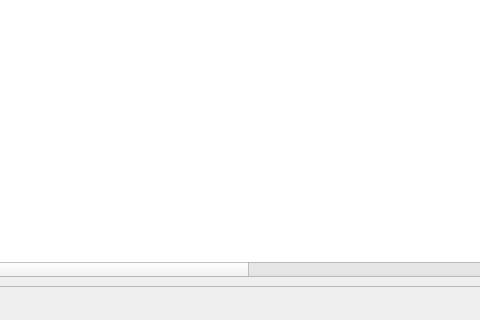
Qt form Interfaces/Cameras.ui (buraketmen/LicencePlateProject) before a commit; both pictures show x 257 to 737 and y 329 to 649 of the 1022 by 649 pixel window.
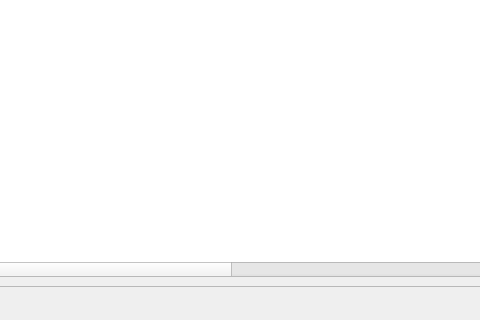
The same form after that commit.

What changed in the file:
```diff
--- a/Interfaces/Cameras.ui
+++ b/Interfaces/Cameras.ui
@@ -315,6 +315,11 @@
            <string>Kamera Durumu</string>
           </property>
          </column>
+         <column>
+          <property name="text">
+           <string>Kamera Konumu</string>
+          </property>
+         </column>
         </widget>
        </item>
       </layout>
```
